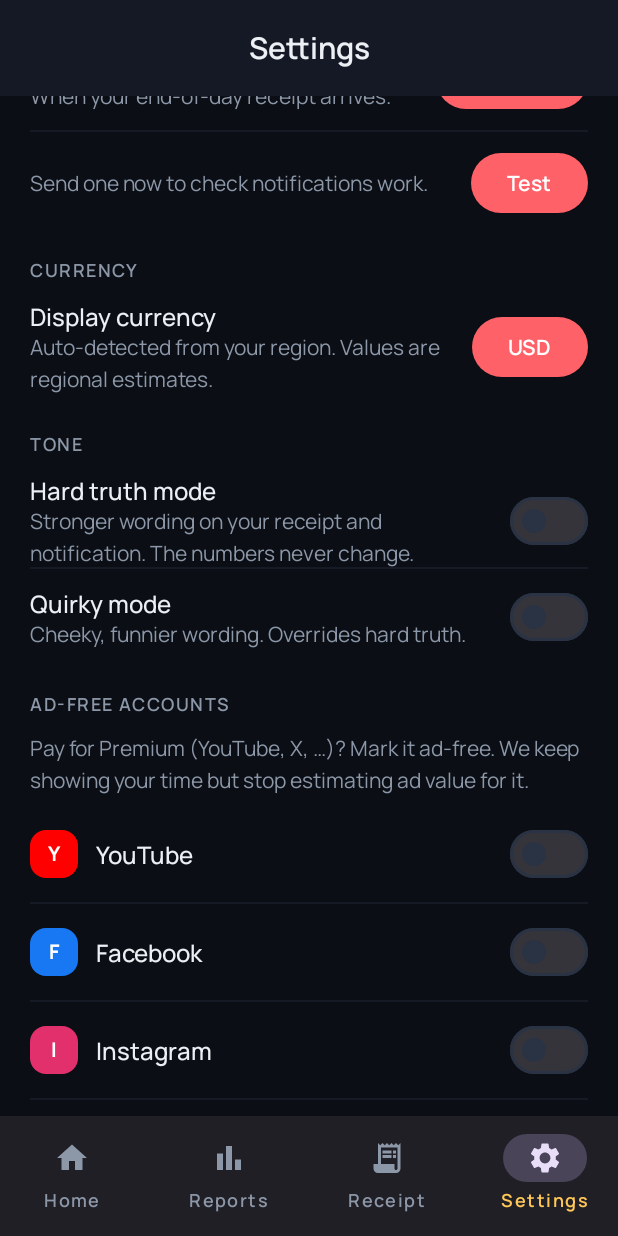
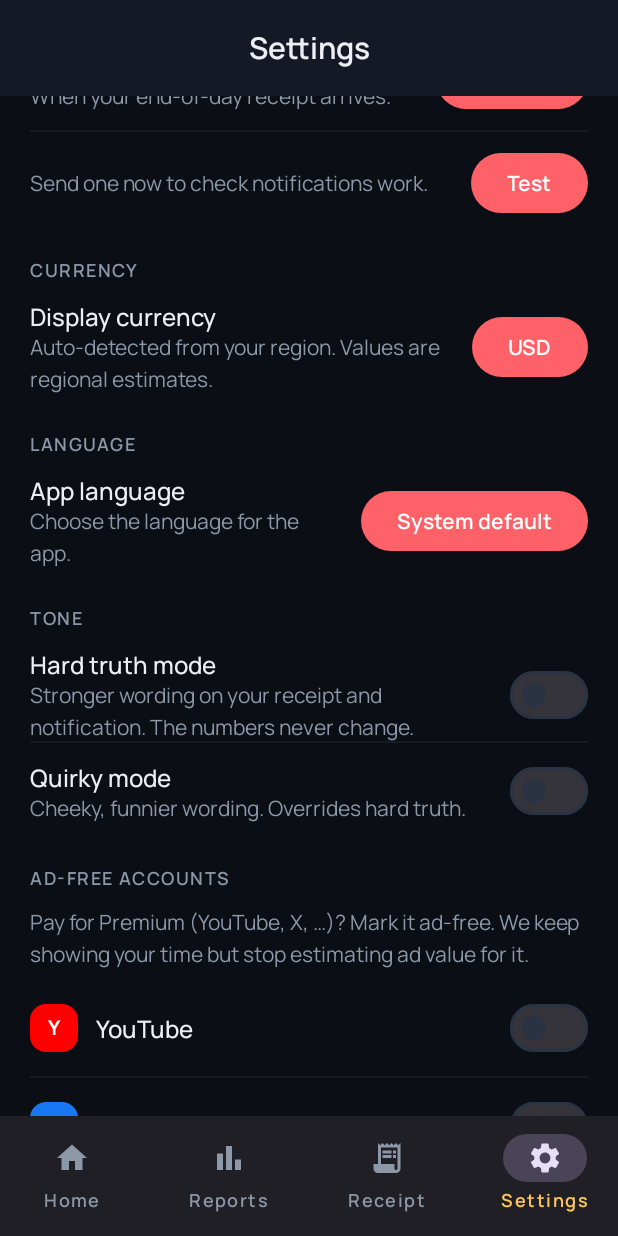
Before and after one commit to VamsiSudhakaran1/MonetaryAttention, an Android app built with Jetpack Compose: the screen it shows after launch (MainActivity), item 4 of the bottom bar chosen, scrolled down 476 dp, on a phone screen of 412 x 824 dp. Run offline under Robolectric (Android 15) with nearby library versions, the phone set to English and light mode, and no system bars; our stand-ins replace Room's generated code.

Commit message:
Localization stage 1: language switching + hi/ta/te for core UI
- AppCompat + per-app locale (works on all API levels), locales_config
- Font fallback so Devanagari/Tamil/Telugu render (Manrope is Latin-only)
- Language picker in Settings
- Externalize + translate nav, permission gate, empty state, settings
  section titles to Hindi/Tamil/Telugu

Co-Authored-By: Claude Opus 4.8 <noreply@anthropic.com>
Claude-Session: https://claude.ai/code/session_011dtLJeomh7pqU2pbnR43ix

```diff
--- a/android/app/build.gradle.kts
+++ b/android/app/build.gradle.kts
@@ -94,6 +94,9 @@ dependencies {
     implementation(composeBom)
 
     implementation("androidx.core:core-ktx:1.13.1")
+    // Per-app language switching (AppCompatDelegate.setApplicationLocales), works
+    // back to API 21 and uses the platform API on Android 13+.
+    implementation("androidx.appcompat:appcompat:1.7.0")
     implementation("androidx.lifecycle:lifecycle-runtime-ktx:2.8.3")
     implementation("androidx.activity:activity-compose:1.9.0")
     implementation("androidx.compose.ui:ui")
--- a/android/app/src/main/java/com/attentionmirror/MainActivity.kt
+++ b/android/app/src/main/java/com/attentionmirror/MainActivity.kt
@@ -8,11 +8,13 @@ import android.content.Intent
 import android.content.pm.PackageManager
 import android.os.Build
 import android.os.Bundle
-import androidx.activity.ComponentActivity
 import androidx.activity.compose.setContent
+import androidx.appcompat.app.AppCompatActivity
 import androidx.activity.result.contract.ActivityResultContracts
 import androidx.activity.viewModels
+import androidx.appcompat.app.AppCompatDelegate
 import androidx.core.content.ContextCompat
+import androidx.core.os.LocaleListCompat
 import com.attentionmirror.notification.DailyReceiptWorker
 import androidx.compose.runtime.collectAsState
 import androidx.compose.runtime.getValue
@@ -27,7 +29,7 @@ import com.attentionmirror.tracking.UsageStatsCollector
 import java.time.LocalDate
 import java.time.format.DateTimeFormatter
 
-class MainActivity : ComponentActivity() {
+class MainActivity : AppCompatActivity() {
 
     private val viewModel: AttentionViewModel by viewModels()
 
@@ -88,6 +90,14 @@ class MainActivity : ComponentActivity() {
                                 .addFlags(Intent.FLAG_ACTIVITY_NEW_TASK),
                         )
                     },
+                    onSetLanguage = { tag ->
+                        val locales = if (tag.isEmpty()) LocaleListCompat.getEmptyLocaleList()
+                        else LocaleListCompat.forLanguageTags(tag)
+                        // Applies immediately and recreates the activity in the new
+                        // locale; AppCompat persists the choice across restarts.
+                        AppCompatDelegate.setApplicationLocales(locales)
+                    },
+                    currentLanguageTag = AppCompatDelegate.getApplicationLocales().toLanguageTags(),
                 )
             }
         }
--- a/android/app/src/main/java/com/attentionmirror/ui/AttentionApp.kt
+++ b/android/app/src/main/java/com/attentionmirror/ui/AttentionApp.kt
@@ -26,14 +26,16 @@ import androidx.compose.runtime.remember
 import androidx.compose.runtime.setValue
 import androidx.compose.ui.Modifier
 import androidx.compose.ui.graphics.vector.ImageVector
+import androidx.compose.ui.res.stringResource
+import com.attentionmirror.R
 import java.time.LocalDate
 import java.time.format.DateTimeFormatter
 
-private enum class Tab(val label: String, val icon: ImageVector) {
-    Home("Home", Icons.Filled.Home),
-    Reports("Reports", Icons.Filled.BarChart),
-    Receipt("Receipt", Icons.Filled.ReceiptLong),
-    Settings("Settings", Icons.Filled.Settings),
+private enum class Tab(val labelRes: Int, val icon: ImageVector) {
+    Home(R.string.tab_home, Icons.Filled.Home),
+    Reports(R.string.tab_reports, Icons.Filled.BarChart),
+    Receipt(R.string.tab_receipt, Icons.Filled.ReceiptLong),
+    Settings(R.string.tab_settings, Icons.Filled.Settings),
 }
 
 @OptIn(ExperimentalMaterial3Api::class)
@@ -51,6 +53,8 @@ fun AttentionApp(
     onMarkAd: (String) -> Unit,
     onAddAdTile: () -> Unit,
     onOpenAdScanner: () -> Unit,
+    onSetLanguage: (String) -> Unit,
+    currentLanguageTag: String,
 ) {
     if (state.loading) {
         Box(Modifier.fillMaxSize(), contentAlignment = androidx.compose.ui.Alignment.Center) {
@@ -74,12 +78,12 @@ fun AttentionApp(
             CenterAlignedTopAppBar(
                 title = {
                     val current = Tab.entries[tab]
-                    Text(if (current == Tab.Home) "Attention Mirror" else current.label)
+                    Text(if (current == Tab.Home) stringResource(R.string.app_name) else stringResource(current.labelRes))
                 },
                 actions = {
                     if (Tab.entries[tab] == Tab.Home && state.today != null) {
                         IconButton(onClick = onShareReceipt) {
-                            Icon(Icons.Filled.IosShare, contentDescription = "Share")
+                            Icon(Icons.Filled.IosShare, contentDescription = stringResource(R.string.tab_receipt))
                         }
                     }
                 },
@@ -92,8 +96,8 @@ fun AttentionApp(
                     NavigationBarItem(
                         selected = tab == index,
                         onClick = { tab = index },
-                        icon = { Icon(t.icon, contentDescription = t.label) },
-                        label = { Text(t.label) },
+                        icon = { Icon(t.icon, contentDescription = stringResource(t.labelRes)) },
+                        label = { Text(stringResource(t.labelRes)) },
                     )
                 }
             }
@@ -136,6 +140,8 @@ fun AttentionApp(
                     onMarkAd = onMarkAd,
                     onAddAdTile = onAddAdTile,
                     onOpenAdScanner = onOpenAdScanner,
+                    onSetLanguage = onSetLanguage,
+                    currentLanguageTag = currentLanguageTag,
                 )
             }
         }
--- a/android/app/src/main/java/com/attentionmirror/ui/Screens.kt
+++ b/android/app/src/main/java/com/attentionmirror/ui/Screens.kt
@@ -45,10 +45,12 @@ import androidx.compose.ui.geometry.Offset
 import androidx.compose.ui.geometry.Size
 import androidx.compose.ui.graphics.Color
 import androidx.compose.ui.platform.LocalContext
+import androidx.compose.ui.res.stringResource
 import androidx.compose.ui.text.font.FontWeight
 import androidx.compose.ui.text.style.TextAlign
 import androidx.compose.ui.unit.dp
 import androidx.compose.ui.unit.sp
+import com.attentionmirror.R
 import com.attentionmirror.data.WeekReport
 import com.attentionmirror.domain.AttentionReceipt
 import com.attentionmirror.domain.Copy
@@ -81,18 +83,17 @@ fun PermissionGate(onGrant: () -> Unit) {
         verticalArrangement = Arrangement.Center,
     ) {
         Text(
-            "See who profited from your scrolling.",
+            stringResource(R.string.gate_title),
             style = MaterialTheme.typography.headlineSmall,
         )
         Spacer(Modifier.height(14.dp))
         Text(
-            "Attention Mirror reads only your aggregate app usage time — never " +
-                "your screen, messages, or content. Grant Usage Access to begin.",
+            stringResource(R.string.gate_body),
             style = MaterialTheme.typography.bodyLarge,
             color = MaterialTheme.colorScheme.onSurfaceVariant,
         )
         Spacer(Modifier.height(24.dp))
-        Button(onClick = onGrant) { Text("Grant Usage Access") }
+        Button(onClick = onGrant) { Text(stringResource(R.string.gate_button)) }
     }
 }
 
@@ -699,13 +700,15 @@ fun SettingsScreen(
     onMarkAd: (String) -> Unit,
     onAddAdTile: () -> Unit,
     onOpenAdScanner: () -> Unit,
+    onSetLanguage: (String) -> Unit,
+    currentLanguageTag: String,
 ) {
     ScreenColumn {
-        Text("Settings", style = MaterialTheme.typography.headlineSmall)
+        Text(stringResource(R.string.settings_title), style = MaterialTheme.typography.headlineSmall)
 
         NotificationHealth(onSendTestReceipt)
 
-        Section(title = "Daily receipt") {
+        Section(title = stringResource(R.string.section_daily_receipt)) {
             Row(
                 modifier = Modifier.fillMaxWidth(),
                 horizontalArrangement = Arrangement.SpaceBetween,
@@ -741,7 +744,7 @@ fun SettingsScreen(
             }
         }
 
-        Section(title = "Currency") {
+        Section(title = stringResource(R.string.section_currency)) {
             Row(
                 modifier = Modifier.fillMaxWidth(),
                 horizontalArrangement = Arrangement.SpaceBetween,
@@ -773,7 +776,49 @@ fun SettingsScreen(
             }
         }
 
-        Section(title = "Tone") {
+        Section(title = stringResource(R.string.section_language)) {
+            Row(
+                modifier = Modifier.fillMaxWidth(),
+                horizontalArrangement = Arrangement.SpaceBetween,
+                verticalAlignment = Alignment.CenterVertically,
+            ) {
+                Column(modifier = Modifier.weight(1f).padding(end = 12.dp)) {
+                    Text(stringResource(R.string.language_label), style = MaterialTheme.typography.titleMedium)
+                    Text(
+                        stringResource(R.string.language_desc),
+                        style = MaterialTheme.typography.bodyMedium,
+                        color = MaterialTheme.colorScheme.onSurfaceVariant,
+                    )
+                }
+                val languages = listOf(
+                    "" to stringResource(R.string.lang_system),
+                    "en" to "English",
+                    "hi" to "हिन्दी",
+                    "ta" to "தமிழ்",
+                    "te" to "తెలుగు",
+                )
+                val currentName = languages.firstOrNull { it.first == currentLanguageTag }?.second
+                    ?: languages.firstOrNull { it.first.isNotEmpty() && currentLanguageTag.startsWith(it.first) }?.second
+                    ?: languages.first().second
+                var langExpanded by remember { mutableStateOf(false) }
+                Box {
+                    Button(onClick = { langExpanded = true }) { Text(currentName) }
+                    DropdownMenu(expanded = langExpanded, onDismissRequest = { langExpanded = false }) {
+                        languages.forEach { (tag, name) ->
+                            DropdownMenuItem(
+                                text = { Text(name) },
+                                onClick = {
+                                    langExpanded = false
+                                    onSetLanguage(tag)
+                                },
+                            )
+                        }
+                    }
+                }
+            }
+        }
+
+        Section(title = stringResource(R.string.section_tone)) {
             Row(
                 modifier = Modifier.fillMaxWidth(),
                 horizontalArrangement = Arrangement.SpaceBetween,
@@ -807,7 +852,7 @@ fun SettingsScreen(
             }
         }
 
-        Section(title = "Ad-free accounts") {
+        Section(title = stringResource(R.string.section_adfree)) {
             Text(
                 "Pay for Premium (YouTube, X, …)? Mark it ad-free. We keep showing " +
                     "your time but stop estimating ad value for it.",
@@ -836,7 +881,7 @@ fun SettingsScreen(
         }
 
         if (com.attentionmirror.BuildConfig.HAS_AD_SCANNER) {
-            Section(title = "Automatic ad detection") {
+            Section(title = stringResource(R.string.section_auto_ad)) {
                 Text(
                     "Opt-in. Counts real “Sponsored” labels on-device in supported " +
                         "apps so your estimates become actual ad counts — great for " +
@@ -852,7 +897,7 @@ fun SettingsScreen(
             }
         }
 
-        Section(title = "Calibrate ad counting") {
+        Section(title = stringResource(R.string.section_calibrate)) {
             val context = LocalContext.current
             Text(
                 "Saw an ad? Tap the app below. After ~15 minutes on a platform your " +
@@ -902,7 +947,7 @@ fun SettingsScreen(
             Button(onClick = onAddAdTile) { Text("Add Quick Settings tile") }
         }
 
-        Section(title = "How we estimate") {
+        Section(title = stringResource(R.string.section_how_estimate)) {
             Text(
                 "We read only aggregate app usage time — never screen content, " +
                     "messages, or ads themselves. Value is a transparent estimate from " +
@@ -913,7 +958,7 @@ fun SettingsScreen(
         }
 
         Text(
-            "Attention Mirror · v0.1.0",
+            "Attention Mirror · v0.1.1",
             style = MaterialTheme.typography.labelMedium,
             color = MaterialTheme.colorScheme.onSurfaceVariant,
             textAlign = TextAlign.Center,
@@ -934,7 +979,7 @@ private fun NotificationHealth(onSendTestReceipt: () -> Unit) {
         pm?.isIgnoringBatteryOptimizations(context.packageName) ?: true
     }
 
-    Section(title = "Notification health") {
+    Section(title = stringResource(R.string.section_notif_health)) {
         StatusRow("Notifications allowed", allowed)
         HairlineDivider()
         StatusRow("Receipt channel on", channelOn)
@@ -989,10 +1034,10 @@ private fun StatusRow(label: String, ok: Boolean) {
 @Composable
 private fun EmptyState() {
     Section {
-        Text("No tracked usage yet", style = MaterialTheme.typography.titleMedium)
+        Text(stringResource(R.string.empty_title), style = MaterialTheme.typography.titleMedium)
         Spacer(Modifier.height(6.dp))
         Text(
-            "Spend some time on a monetized app, then return here. Your receipt builds automatically.",
+            stringResource(R.string.empty_body),
             style = MaterialTheme.typography.bodyMedium,
             color = MaterialTheme.colorScheme.onSurfaceVariant,
         )
--- a/android/app/src/main/java/com/attentionmirror/ui/Theme.kt
+++ b/android/app/src/main/java/com/attentionmirror/ui/Theme.kt
@@ -11,6 +11,7 @@ import androidx.compose.runtime.Composable
 import androidx.compose.ui.graphics.Brush
 import androidx.compose.ui.graphics.Color
 import androidx.compose.ui.text.TextStyle
+import androidx.compose.ui.text.font.DeviceFontFamilyName
 import androidx.compose.ui.text.font.Font
 import androidx.compose.ui.text.font.FontFamily
 import androidx.compose.ui.text.font.FontVariation
@@ -50,11 +51,15 @@ private fun manrope(weight: FontWeight) = Font(
     variationSettings = FontVariation.Settings(FontVariation.weight(weight.weight)),
 )
 
+// Manrope covers Latin only. Appending the platform sans-serif gives a fallback
+// typeface so Devanagari/Tamil/Telugu (and any other non-Latin script) render
+// real glyphs instead of empty boxes when the app is used in those languages.
 private val Manrope = FontFamily(
     manrope(FontWeight.Normal),
     manrope(FontWeight.Medium),
     manrope(FontWeight.SemiBold),
     manrope(FontWeight.Bold),
+    Font(DeviceFontFamilyName("sans-serif")),
 )
 
 private val DarkColors = darkColorScheme(
--- a/android/app/src/main/res/values/strings.xml
+++ b/android/app/src/main/res/values/strings.xml
@@ -2,4 +2,36 @@
     <string name="app_name">Attention Mirror</string>
     <string name="tagline">See who profited from your scrolling.</string>
     <string name="tile_label">I saw an ad</string>
+
+    <!-- Bottom navigation -->
+    <string name="tab_home">Home</string>
+    <string name="tab_reports">Reports</string>
+    <string name="tab_receipt">Receipt</string>
+    <string name="tab_settings">Settings</string>
+
+    <!-- Permission gate -->
+    <string name="gate_title">See who profited from your scrolling.</string>
+    <string name="gate_body">Attention Mirror reads only your aggregate app usage time — never your screen, messages, or content. Grant Usage Access to begin.</string>
+    <string name="gate_button">Grant Usage Access</string>
+
+    <!-- Empty state -->
+    <string name="empty_title">No tracked usage yet</string>
+    <string name="empty_body">Spend some time on a monetized app, then return here. Your receipt builds automatically.</string>
+
+    <!-- Settings -->
+    <string name="settings_title">Settings</string>
+    <string name="section_daily_receipt">Daily receipt</string>
+    <string name="section_currency">Currency</string>
+    <string name="section_tone">Tone</string>
+    <string name="section_language">Language</string>
+    <string name="section_adfree">Ad-free accounts</string>
+    <string name="section_auto_ad">Automatic ad detection</string>
+    <string name="section_calibrate">Calibrate ad counting</string>
+    <string name="section_how_estimate">How we estimate</string>
+    <string name="section_notif_health">Notification health</string>
+
+    <!-- Language picker -->
+    <string name="language_label">App language</string>
+    <string name="language_desc">Choose the language for the app.</string>
+    <string name="lang_system">System default</string>
 </resources>
--- a/android/app/src/main/res/values/themes.xml
+++ b/android/app/src/main/res/values/themes.xml
@@ -1,4 +1,9 @@
 <resources>
-    <!-- Base theme; Compose drives the real colors via AttentionMirrorTheme. -->
-    <style name="Theme.AttentionMirror" parent="android:Theme.Material.NoActionBar" />
+    <!-- AppCompat DayNight base so AppCompatActivity + per-app language switching
+         work on all API levels (not just 33+). Compose drives the real colors via
+         AttentionMirrorTheme; the dark window background just avoids a light flash
+         on launch since the app renders a dark UI. -->
+    <style name="Theme.AttentionMirror" parent="Theme.AppCompat.DayNight.NoActionBar">
+        <item name="android:windowBackground">#0B0E14</item>
+    </style>
 </resources>
--- /dev/null
+++ b/android/app/src/main/res/xml/locales_config.xml
@@ -0,0 +1,9 @@
+<?xml version="1.0" encoding="utf-8"?>
+<!-- Languages the app ships translations for. Powers the Android 13+ system
+     per-app language picker and our in-app Language setting. -->
+<locale-config xmlns:android="http://schemas.android.com/apk/res/android">
+    <locale android:name="en" />
+    <locale android:name="hi" />
+    <locale android:name="ta" />
+    <locale android:name="te" />
+</locale-config>
```
Also changed, not shown: android/app/src/main/AndroidManifest.xml (+12 -0 lines), 3 other files.
